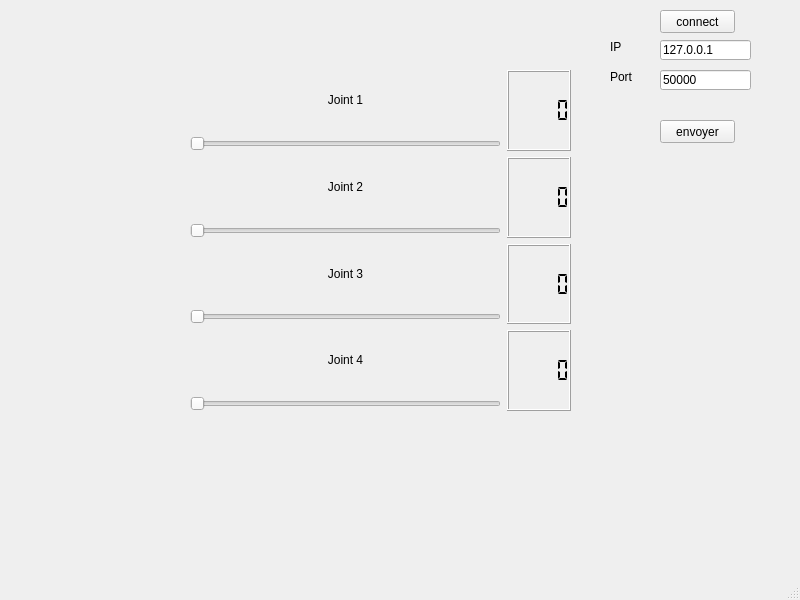
Old version of the form GUI/command/Commandwindow.ui in the repository chameau5050/Handling-Gro.
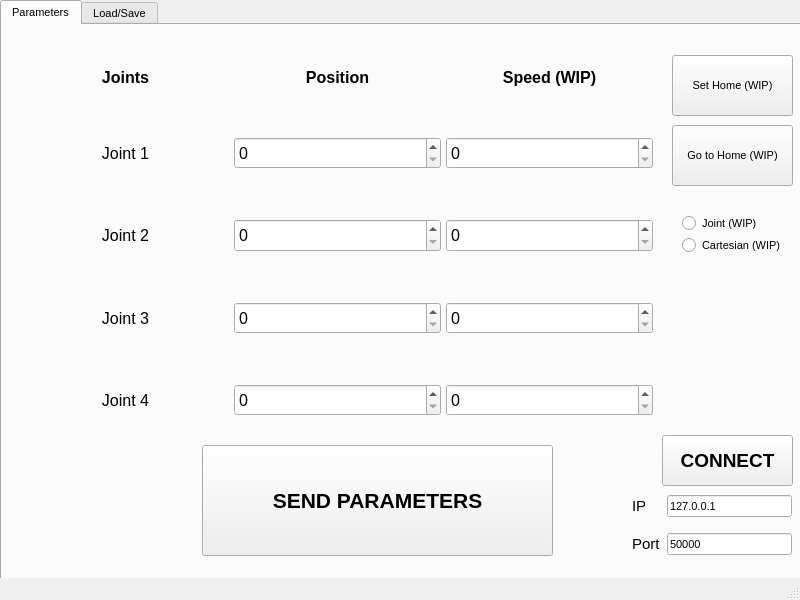
New version of the form. Icons and pictures are not drawn.

Diff of the .ui file:
```diff
--- a/GUI/command/Commandwindow.ui
+++ b/GUI/command/Commandwindow.ui
@@ -10,24 +10,63 @@
     <height>600</height>
    </rect>
   </property>
+  <property name="font">
+   <font>
+    <pointsize>8</pointsize>
+   </font>
+  </property>
   <property name="windowTitle">
    <string>CommandWindow</string>
   </property>
   <widget class="QWidget" name="centralwidget">
-   <widget class="QWidget" name="gridLayoutWidget">
+   <widget class="QTabWidget" name="tabWidget">
     <property name="geometry">
      <rect>
-      <x>190</x>
-      <y>70</y>
-      <width>381</width>
-      <height>341</height>
+      <x>0</x>
+      <y>0</y>
+      <width>811</width>
+      <height>591</height>
      </rect>
     </property>
-    <layout class="QGridLayout" name="gridLayout">
-     <item row="2" column="0">
-      <layout class="QVBoxLayout" name="verticalLayout_3">
-       <item>
+    <property name="currentIndex">
+     <number>0</number>
+    </property>
+    <widget class="QWidget" name="tab">
+     <attribute name="title">
+      <string>Parameters</string>
+     </attribute>
+     <widget class="QWidget" name="gridLayoutWidget">
+      <property name="geometry">
+       <rect>
+        <x>20</x>
+        <y>30</y>
+        <width>631</width>
+        <height>379</height>
+       </rect>
+      </property>
+      <layout class="QGridLayout" name="gridLayout" rowstretch="0,100,100,100,100" columnstretch="0,0,0">
+       <property name="sizeConstraint">
+        <enum>QLayout::SetNoConstraint</enum>
+       </property>
+       <property name="topMargin">
+        <number>13</number>
+       </property>
+       <property name="bottomMargin">
+        <number>18</number>
+       </property>
+       <property name="horizontalSpacing">
+        <number>5</number>
+       </property>
+       <property name="verticalSpacing">
+        <number>50</number>
+       </property>
+       <item row="3" column="0">
         <widget class="QLabel" name="label_3">
+         <property name="font">
+          <font>
+           <pointsize>12</pointsize>
+          </font>
+         </property>
          <property name="text">
           <string>Joint 3</string>
          </property>
@@ -36,93 +75,13 @@
          </property>
         </widget>
        </item>
-       <item>
-        <widget class="QSlider" name="set_J3">
-         <property name="maximum">
-          <number>3500</number>
-         </property>
-         <property name="orientation">
-          <enum>Qt::Horizontal</enum>
-         </property>
-        </widget>
-       </item>
-      </layout>
-     </item>
-     <item row="3" column="0">
-      <layout class="QVBoxLayout" name="verticalLayout_4">
-       <item>
-        <widget class="QLabel" name="label_4">
-         <property name="text">
-          <string>Joint 4</string>
-         </property>
-         <property name="alignment">
-          <set>Qt::AlignCenter</set>
-         </property>
-        </widget>
-       </item>
-       <item>
-        <widget class="QSlider" name="set_J4">
-         <property name="maximum">
-          <number>3500</number>
-         </property>
-         <property name="orientation">
-          <enum>Qt::Horizontal</enum>
-         </property>
-        </widget>
-       </item>
-      </layout>
-     </item>
-     <item row="2" column="1">
-      <widget class="QLCDNumber" name="show_J3">
-       <property name="segmentStyle">
-        <enum>QLCDNumber::Flat</enum>
-       </property>
-      </widget>
-     </item>
-     <item row="3" column="1">
-      <widget class="QLCDNumber" name="show_J4">
-       <property name="segmentStyle">
-        <enum>QLCDNumber::Flat</enum>
-       </property>
-      </widget>
-     </item>
-     <item row="0" column="0">
-      <layout class="QVBoxLayout" name="verticalLayout">
-       <property name="leftMargin">
-        <number>0</number>
-       </property>
-       <property name="topMargin">
-        <number>0</number>
-       </property>
-       <item>
-        <widget class="QLabel" name="label">
-         <property name="layoutDirection">
-          <enum>Qt::LeftToRight</enum>
-         </property>
-         <property name="text">
-          <string>Joint 1</string>
-         </property>
-         <property name="alignment">
-          <set>Qt::AlignCenter</set>
-         </property>
-        </widget>
-       </item>
-       <item>
-        <widget class="QSlider" name="set_J1">
-         <property name="maximum">
-          <number>12000</number>
-         </property>
-         <property name="orientation">
-          <enum>Qt::Horizontal</enum>
-         </property>
-        </widget>
-       </item>
-      </layout>
-     </item>
-     <item row="1" column="0">
-      <layout class="QVBoxLayout" name="verticalLayout_2">
-       <item>
+       <item row="2" column="0">
         <widget class="QLabel" name="label_2">
+         <property name="font">
+          <font>
+           <pointsize>12</pointsize>
+          </font>
+         </property>
          <property name="text">
           <string>Joint 2</string>
          </property>
@@ -131,111 +90,410 @@
          </property>
         </widget>
        </item>
-       <item>
-        <widget class="QSlider" name="set_J2">
+       <item row="0" column="0">
+        <widget class="QLabel" name="label_9">
+         <property name="font">
+          <font>
+           <pointsize>12</pointsize>
+           <weight>75</weight>
+           <bold>true</bold>
+          </font>
+         </property>
+         <property name="text">
+          <string>Joints</string>
+         </property>
+         <property name="alignment">
+          <set>Qt::AlignCenter</set>
+         </property>
+        </widget>
+       </item>
+       <item row="1" column="0">
+        <widget class="QLabel" name="label">
+         <property name="font">
+          <font>
+           <pointsize>12</pointsize>
+          </font>
+         </property>
+         <property name="text">
+          <string>Joint 1</string>
+         </property>
+         <property name="alignment">
+          <set>Qt::AlignCenter</set>
+         </property>
+        </widget>
+       </item>
+       <item row="0" column="1">
+        <widget class="QLabel" name="label_7">
+         <property name="font">
+          <font>
+           <pointsize>12</pointsize>
+           <weight>75</weight>
+           <bold>true</bold>
+          </font>
+         </property>
+         <property name="text">
+          <string>Position</string>
+         </property>
+         <property name="textFormat">
+          <enum>Qt::AutoText</enum>
+         </property>
+         <property name="alignment">
+          <set>Qt::AlignCenter</set>
+         </property>
+        </widget>
+       </item>
+       <item row="4" column="0">
+        <widget class="QLabel" name="label_4">
+         <property name="font">
+          <font>
+           <pointsize>12</pointsize>
+          </font>
+         </property>
+         <property name="text">
+          <string>Joint 4</string>
+         </property>
+         <property name="alignment">
+          <set>Qt::AlignCenter</set>
+         </property>
+        </widget>
+       </item>
+       <item row="1" column="1">
+        <widget class="QSpinBox" name="set_J1">
+         <property name="sizePolicy">
+          <sizepolicy hsizetype="Minimum" vsizetype="MinimumExpanding">
+           <horstretch>0</horstretch>
+           <verstretch>0</verstretch>
+          </sizepolicy>
+         </property>
+         <property name="font">
+          <font>
+           <pointsize>12</pointsize>
+          </font>
+         </property>
          <property name="maximum">
+          <number>120000</number>
+         </property>
+        </widget>
+       </item>
+       <item row="2" column="1">
+        <widget class="QSpinBox" name="set_J2">
+         <property name="sizePolicy">
+          <sizepolicy hsizetype="Minimum" vsizetype="MinimumExpanding">
+           <horstretch>0</horstretch>
+           <verstretch>0</verstretch>
+          </sizepolicy>
+         </property>
+         <property name="font">
+          <font>
+           <pointsize>12</pointsize>
+          </font>
+         </property>
+         <property name="maximum">
           <number>3500</number>
          </property>
-         <property name="orientation">
-          <enum>Qt::Horizontal</enum>
+        </widget>
+       </item>
+       <item row="3" column="1">
+        <widget class="QSpinBox" name="set_J3">
+         <property name="sizePolicy">
+          <sizepolicy hsizetype="Preferred" vsizetype="MinimumExpanding">
+           <horstretch>0</horstretch>
+           <verstretch>0</verstretch>
+          </sizepolicy>
          </property>
+         <property name="font">
+          <font>
+           <pointsize>12</pointsize>
+          </font>
+         </property>
+         <property name="maximum">
+          <number>3500</number>
+         </property>
         </widget>
        </item>
+       <item row="4" column="1">
+        <widget class="QSpinBox" name="set_J4">
+         <property name="sizePolicy">
+          <sizepolicy hsizetype="Minimum" vsizetype="MinimumExpanding">
+           <horstretch>0</horstretch>
+           <verstretch>0</verstretch>
+          </sizepolicy>
+         </property>
+         <property name="baseSize">
+          <size>
+           <width>0</width>
+           <height>0</height>
+          </size>
+         </property>
+         <property name="font">
+          <font>
+           <pointsize>12</pointsize>
+          </font>
+         </property>
+         <property name="maximum">
+          <number>3500</number>
+         </property>
+        </widget>
+       </item>
+       <item row="1" column="2">
+        <widget class="QSpinBox" name="set_V1">
+         <property name="sizePolicy">
+          <sizepolicy hsizetype="Minimum" vsizetype="MinimumExpanding">
+           <horstretch>0</horstretch>
+           <verstretch>0</verstretch>
+          </sizepolicy>
+         </property>
+         <property name="font">
+          <font>
+           <pointsize>12</pointsize>
+          </font>
+         </property>
+         <property name="maximum">
+          <number>120000</number>
+         </property>
+        </widget>
+       </item>
+       <item row="2" column="2">
+        <widget class="QSpinBox" name="set_V2">
+         <property name="sizePolicy">
+          <sizepolicy hsizetype="Minimum" vsizetype="MinimumExpanding">
+           <horstretch>0</horstretch>
+           <verstretch>0</verstretch>
+          </sizepolicy>
+         </property>
+         <property name="font">
+          <font>
+           <pointsize>12</pointsize>
+          </font>
+         </property>
+         <property name="maximum">
+          <number>120000</number>
+         </property>
+        </widget>
+       </item>
+       <item row="3" column="2">
+        <widget class="QSpinBox" name="set_V3">
+         <property name="sizePolicy">
+          <sizepolicy hsizetype="Minimum" vsizetype="MinimumExpanding">
+           <horstretch>0</horstretch>
+           <verstretch>0</verstretch>
+          </sizepolicy>
+         </property>
+         <property name="font">
+          <font>
+           <pointsize>12</pointsize>
+          </font>
+         </property>
+         <property name="maximum">
+          <number>120000</number>
+         </property>
+        </widget>
+       </item>
+       <item row="4" column="2">
+        <widget class="QSpinBox" name="set_V4">
+         <property name="sizePolicy">
+          <sizepolicy hsizetype="Minimum" vsizetype="MinimumExpanding">
+           <horstretch>0</horstretch>
+           <verstretch>0</verstretch>
+          </sizepolicy>
+         </property>
+         <property name="font">
+          <font>
+           <pointsize>12</pointsize>
+          </font>
+         </property>
+         <property name="maximum">
+          <number>120000</number>
+         </property>
+        </widget>
+       </item>
+       <item row="0" column="2">
+        <widget class="QLabel" name="label_8">
+         <property name="font">
+          <font>
+           <pointsize>12</pointsize>
+           <weight>75</weight>
+           <bold>true</bold>
+          </font>
+         </property>
+         <property name="text">
+          <string>Speed (WIP)</string>
+         </property>
+         <property name="alignment">
+          <set>Qt::AlignCenter</set>
+         </property>
+        </widget>
+       </item>
       </layout>
-     </item>
-     <item row="0" column="1">
-      <widget class="QLCDNumber" name="show_J1">
-       <property name="segmentStyle">
-        <enum>QLCDNumber::Flat</enum>
-       </property>
-      </widget>
-     </item>
-     <item row="1" column="1">
-      <widget class="QLCDNumber" name="show_J2">
-       <property name="segmentStyle">
-        <enum>QLCDNumber::Flat</enum>
-       </property>
-      </widget>
-     </item>
-    </layout>
-   </widget>
-   <widget class="QPushButton" name="ConnectCommand">
-    <property name="geometry">
-     <rect>
-      <x>660</x>
-      <y>10</y>
-      <width>75</width>
-      <height>23</height>
-     </rect>
-    </property>
-    <property name="text">
-     <string>connect</string>
-    </property>
-   </widget>
-   <widget class="QLineEdit" name="targetIp">
-    <property name="geometry">
-     <rect>
-      <x>660</x>
-      <y>40</y>
-      <width>91</width>
-      <height>20</height>
-     </rect>
-    </property>
-    <property name="text">
-     <string>127.0.0.1</string>
-    </property>
-   </widget>
-   <widget class="QLineEdit" name="targetPort">
-    <property name="geometry">
-     <rect>
-      <x>660</x>
-      <y>70</y>
-      <width>91</width>
-      <height>20</height>
-     </rect>
-    </property>
-    <property name="text">
-     <string>50000</string>
-    </property>
-   </widget>
-   <widget class="QLabel" name="label_5">
-    <property name="geometry">
-     <rect>
-      <x>610</x>
-      <y>40</y>
-      <width>47</width>
-      <height>13</height>
-     </rect>
-    </property>
-    <property name="text">
-     <string>IP</string>
-    </property>
-   </widget>
-   <widget class="QLabel" name="label_6">
-    <property name="geometry">
-     <rect>
-      <x>610</x>
-      <y>70</y>
-      <width>47</width>
-      <height>13</height>
-     </rect>
-    </property>
-    <property name="text">
-     <string>Port</string>
-    </property>
-   </widget>
-   <widget class="QPushButton" name="sendCommend">
-    <property name="geometry">
-     <rect>
-      <x>660</x>
-      <y>120</y>
-      <width>75</width>
-      <height>23</height>
-     </rect>
-    </property>
-    <property name="text">
-     <string>envoyer</string>
-    </property>
+     </widget>
+     <widget class="QPushButton" name="sendCommend">
+      <property name="geometry">
+       <rect>
+        <x>200</x>
+        <y>420</y>
+        <width>351</width>
+        <height>111</height>
+       </rect>
+      </property>
+      <property name="font">
+       <font>
+        <pointsize>16</pointsize>
+        <weight>75</weight>
+        <bold>true</bold>
+       </font>
+      </property>
+      <property name="text">
+       <string>SEND PARAMETERS</string>
+      </property>
+      <property name="icon">
+       <iconset>
+        <normaloff>../../../../../Pictures/qt icons/document-send.png</normaloff>../../../../../Pictures/qt icons/document-send.png</iconset>
+      </property>
+      <property name="iconSize">
+       <size>
+        <width>25</width>
+        <height>25</height>
+       </size>
+      </property>
+     </widget>
+     <widget class="QPushButton" name="ConnectCommand">
+      <property name="geometry">
+       <rect>
+        <x>660</x>
+        <y>410</y>
+        <width>131</width>
+        <height>51</height>
+       </rect>
+      </property>
+      <property name="font">
+       <font>
+        <pointsize>14</pointsize>
+        <weight>75</weight>
+        <bold>true</bold>
+       </font>
+      </property>
+      <property name="text">
+       <string>CONNECT</string>
+      </property>
+      <property name="icon">
+       <iconset>
+        <normaloff>../../../../../Pictures/qt icons/connection-icon.png</normaloff>../../../../../Pictures/qt icons/connection-icon.png</iconset>
+      </property>
+      <property name="iconSize">
+       <size>
+        <width>25</width>
+        <height>25</height>
+       </size>
+      </property>
+     </widget>
+     <widget class="QWidget" name="gridLayoutWidget_2">
+      <property name="geometry">
+       <rect>
+        <x>630</x>
+        <y>460</y>
+        <width>160</width>
+        <height>80</height>
+       </rect>
+      </property>
+      <layout class="QGridLayout" name="gridLayout_2">
+       <item row="1" column="1">
+        <widget class="QLineEdit" name="targetPort">
+         <property name="text">
+          <string>50000</string>
+         </property>
+        </widget>
+       </item>
+       <item row="0" column="1">
+        <widget class="QLineEdit" name="targetIp">
+         <property name="text">
+          <string>127.0.0.1</string>
+         </property>
+        </widget>
+       </item>
+       <item row="1" column="0">
+        <widget class="QLabel" name="label_6">
+         <property name="font">
+          <font>
+           <pointsize>11</pointsize>
+          </font>
+         </property>
+         <property name="text">
+          <string>Port</string>
+         </property>
+        </widget>
+       </item>
+       <item row="0" column="0">
+        <widget class="QLabel" name="label_5">
+         <property name="font">
+          <font>
+           <pointsize>11</pointsize>
+          </font>
+         </property>
+         <property name="text">
+          <string>IP</string>
+         </property>
+        </widget>
+       </item>
+      </layout>
+     </widget>
+     <widget class="QPushButton" name="pushButton">
+      <property name="geometry">
+       <rect>
+        <x>670</x>
+        <y>30</y>
+        <width>121</width>
+        <height>61</height>
+       </rect>
+      </property>
+      <property name="text">
+       <string>Set Home (WIP)</string>
+      </property>
+     </widget>
+     <widget class="QPushButton" name="pushButton_2">
+      <property name="geometry">
+       <rect>
+        <x>670</x>
+        <y>100</y>
+        <width>121</width>
+        <height>61</height>
+       </rect>
+      </property>
+      <property name="text">
+       <string>Go to Home (WIP)</string>
+      </property>
+     </widget>
+     <widget class="QRadioButton" name="radioButton">
+      <property name="geometry">
+       <rect>
+        <x>680</x>
+        <y>190</y>
+        <width>82</width>
+        <height>17</height>
+       </rect>
+      </property>
+      <property name="text">
+       <string>Joint (WIP)</string>
+      </property>
+     </widget>
+     <widget class="QRadioButton" name="radioButton_2">
+      <property name="geometry">
+       <rect>
+        <x>680</x>
+        <y>210</y>
+        <width>101</width>
+        <height>20</height>
+       </rect>
+      </property>
+      <property name="text">
+       <string>Cartesian (WIP)</string>
+      </property>
+     </widget>
+    </widget>
+    <widget class="QWidget" name="tab_2">
+     <attribute name="title">
+      <string>Load/Save</string>
+     </attribute>
+    </widget>
    </widget>
   </widget>
   <widget class="QMenuBar" name="menubar">
```
Left out of the diff: 69 changed lines with no effect on the pictures.
